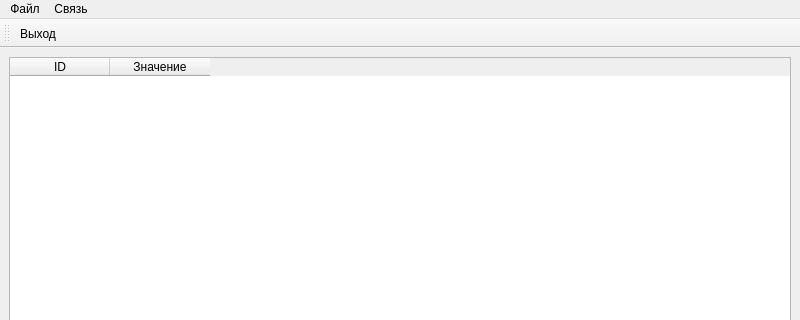
Old version of the form EssForms/Multilinks.ui in the repository VladisGol/platon-accs; both pictures show x 0 to 800 and y 0 to 320 of the 800 by 600 pixel window.
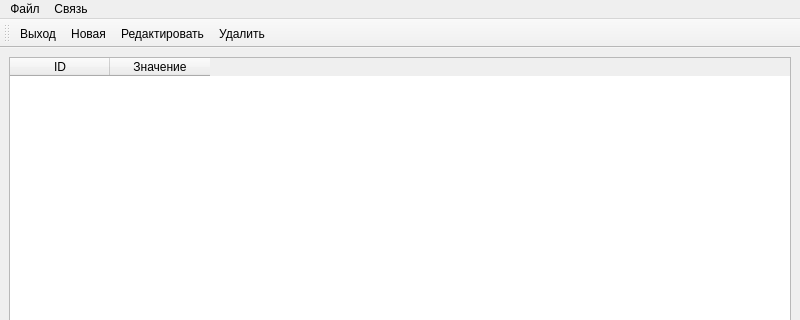
New version of the form. Icons and pictures are not drawn.

Commit message: Реализованы все основные функции многострочных ссылок. Остается додумать реализацию обновления списка (вероятно проблема с незавершенной транзакцией) и вывести QAction -ы многострочных атрибутов на панель кнопок

```diff
--- a/EssForms/Multilinks.ui
+++ b/EssForms/Multilinks.ui
@@ -67,7 +67,10 @@
    <attribute name="toolBarBreak" >
     <bool>false</bool>
    </attribute>
-   <addaction name="action_Exit" />
+   <addaction name="action_Exit"/>
+   <addaction name="action_AddLink"/>
+   <addaction name="action_EditLink"/>
+   <addaction name="action_DeleteLink"/>
   </widget>
   <action name="action_Exit" >
    <property name="icon" >
```
Left out of the diff: 89 changed lines with no effect on the pictures. The commit also changes 7 other files.
